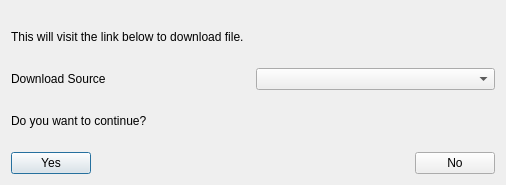
Qt form src/downloaddialog.ui (tootal/DBLParse) before a commit.
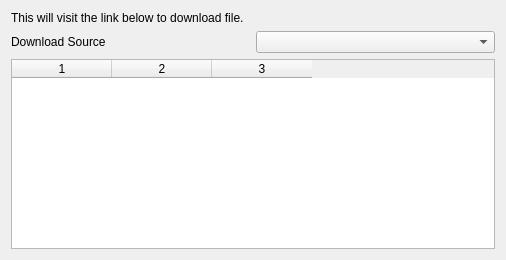
The same form after that commit.

Commit message: feat: show download list

```diff
--- a/src/downloaddialog.ui
+++ b/src/downloaddialog.ui
@@ -7,7 +7,7 @@
     <x>0</x>
     <y>0</y>
     <width>506</width>
-    <height>185</height>
+    <height>260</height>
    </rect>
   </property>
   <property name="windowTitle">
@@ -39,43 +39,24 @@
     </layout>
    </item>
    <item>
-    <widget class="QLabel" name="label_2">
-     <property name="text">
-      <string>Do you want to continue?</string>
+    <widget class="QTableWidget" name="tableWidget">
+     <property name="rowCount">
+      <number>0</number>
      </property>
+     <property name="columnCount">
+      <number>3</number>
+     </property>
+     <attribute name="horizontalHeaderShowSortIndicator" stdset="0">
+      <bool>false</bool>
+     </attribute>
+     <attribute name="horizontalHeaderStretchLastSection">
+      <bool>false</bool>
+     </attribute>
+     <column/>
+     <column/>
+     <column/>
     </widget>
    </item>
-   <item>
-    <layout class="QHBoxLayout" name="horizontalLayout">
-     <item>
-      <widget class="QPushButton" name="yesButton">
-       <property name="text">
-        <string>Yes</string>
-       </property>
-      </widget>
-     </item>
-     <item>
-      <spacer name="horizontalSpacer">
-       <property name="orientation">
-        <enum>Qt::Horizontal</enum>
-       </property>
-       <property name="sizeHint" stdset="0">
-        <size>
-         <width>40</width>
-         <height>20</height>
-        </size>
-       </property>
-      </spacer>
-     </item>
-     <item>
-      <widget class="QPushButton" name="noButton">
-       <property name="text">
-        <string>No</string>
-       </property>
-      </widget>
-     </item>
-    </layout>
-   </item>
   </layout>
  </widget>
  <resources/>
```
The commit also changes 2 other files.
